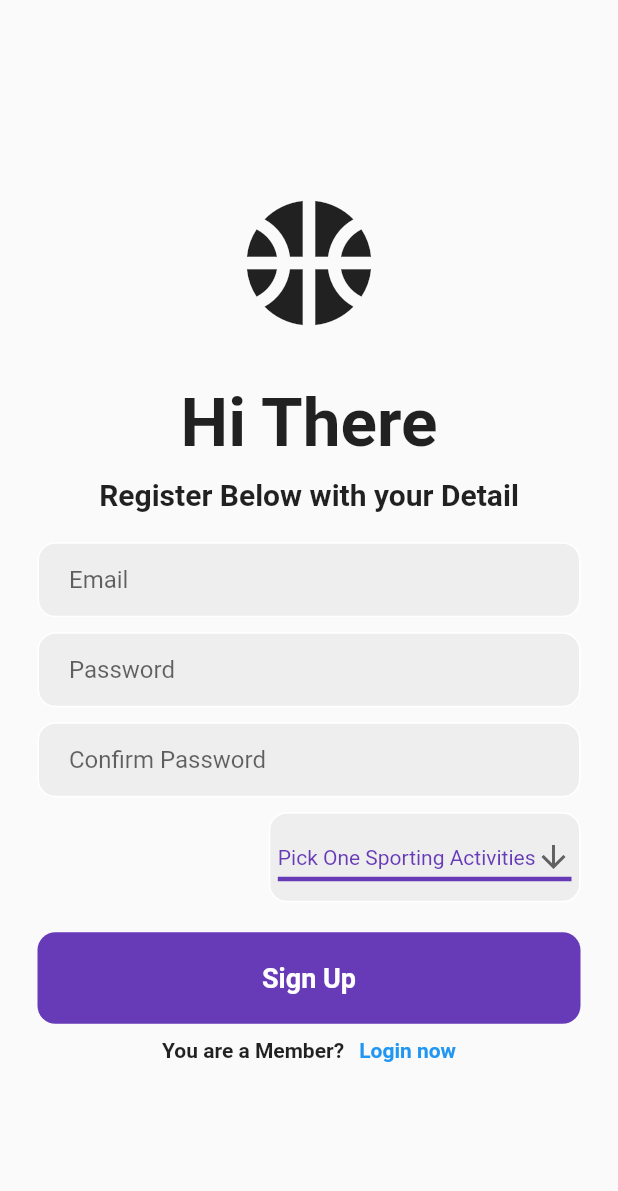
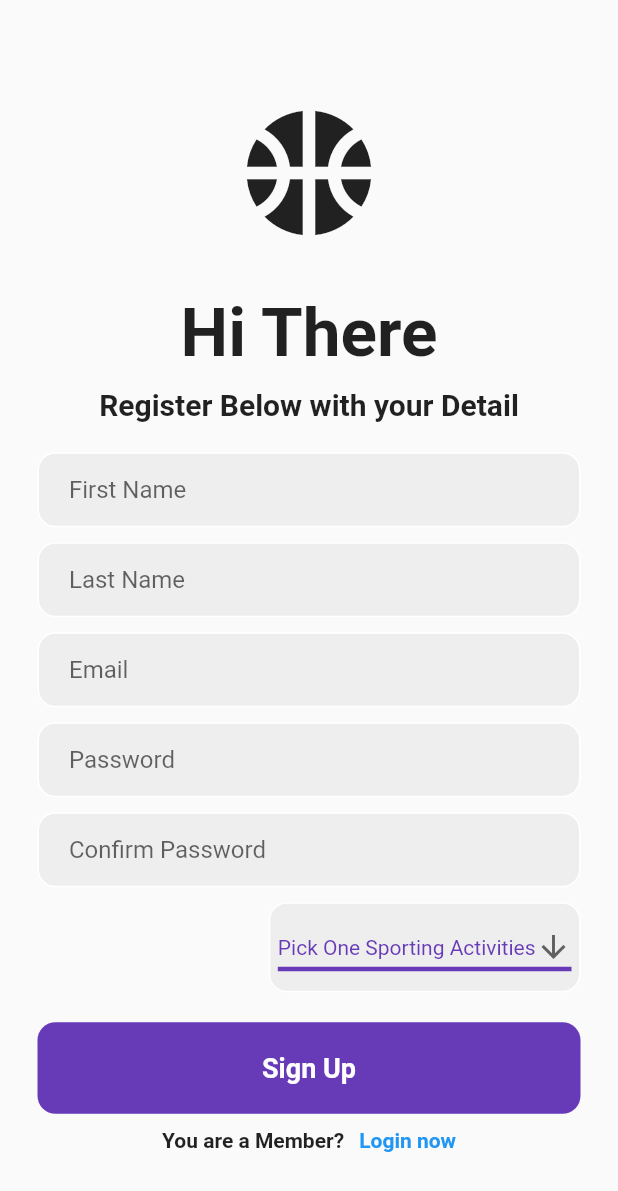
Before and after one commit to Ozurumba007/sports-app-authentication-features-with-firebase, a Flutter app: the RegisterScreen screen opened directly with empty values, on a phone screen of 412 x 824 dp. Shown: the top 1191 px of the screen. Run offline on Flutter 3.47's test engine with Material 2 defaults, Android fonts, the phone set to English and light mode, and no system bars; our stand-ins replace cloud_firestore, firebase_auth, firebase_core, get, intl_phone_field; accounts and stored records are empty.

Commit message:
added the first and last name textfield to the register screen

```diff
--- a/lib/screens/register_screen.dart
+++ b/lib/screens/register_screen.dart
@@ -95,9 +95,71 @@ class _RegisterScreenState extends State<RegisterScreen> {
                   ),
                 ),
 
+                // first name textfield
+
+                SizedBox(height: 20),
+
+                Padding(
+                  padding: const EdgeInsets.symmetric(
+                    horizontal: 25.0,
+                  ),
+                  child: Container(
+                    decoration: BoxDecoration(
+                      color: Colors.grey[200],
+                      border: Border.all(
+                        color: Colors.white,
+                      ),
+                      borderRadius: BorderRadius.circular(12),
+                    ),
+                    child: Padding(
+                      padding: const EdgeInsets.only(
+                        left: 20.0,
+                      ),
+                      child: TextFormField(
+                        controller: _firstNameController,
+                        decoration: InputDecoration(
+                          hintText: 'First Name',
+                          border: InputBorder.none,
+                        ),
+                      ),
+                    ),
+                  ),
+                ),
+
+                // Last Name Textfield
+
+                SizedBox(height: 10),
+
+                Padding(
+                  padding: const EdgeInsets.symmetric(
+                    horizontal: 25.0,
+                  ),
+                  child: Container(
+                    decoration: BoxDecoration(
+                      color: Colors.grey[200],
+                      border: Border.all(
+                        color: Colors.white,
+                      ),
+                      borderRadius: BorderRadius.circular(12),
+                    ),
+                    child: Padding(
+                      padding: const EdgeInsets.only(
+                        left: 20.0,
+                      ),
+                      child: TextFormField(
+                        controller: _lastNameController,
+                        decoration: InputDecoration(
+                          hintText: 'Last Name',
+                          border: InputBorder.none,
+                        ),
+                      ),
+                    ),
+                  ),
+                ),
+
                 // email textfield
 
-                SizedBox(height: 20),
+                SizedBox(height: 10),
                 EmailTextfield(
                   emailController: _emailController,
                 ),
@@ -115,25 +177,6 @@ class _RegisterScreenState extends State<RegisterScreen> {
                 ConfirmPasswordTextfield(
                   confirmpasswordController: _confirmpasswordController,
                 ),
-
-                // // phone Number textfield
-
-                // SizedBox(height: 10),
-
-                // Container(
-                //   height: 70,
-                //   child: Padding(
-                //     padding: const EdgeInsets.symmetric(horizontal: 25.0),
-                //     child: IntlPhoneField(
-                //       decoration: InputDecoration(
-                //         labelText: 'Phone Number',
-                //         border: OutlineInputBorder(
-                //           borderSide: BorderSide(),
-                //         ),
-                //       ),
-                //     ),
-                //   ),
-                // ),
 
                 // DropDown menu for the special interest of the users
                 SizedBox(height: 10),
```
